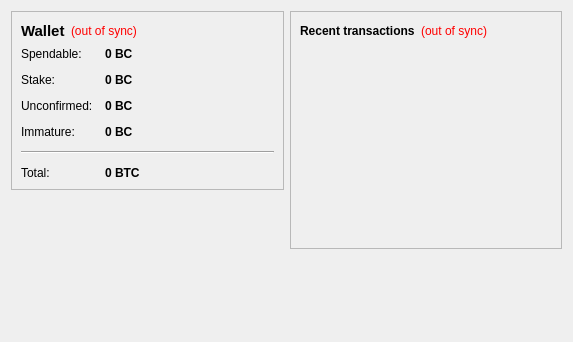
This is src/qt/forms/overviewpage.ui in Tillkoeln/Project-X as Qt 5 draws it before an edit. The edited form follows.
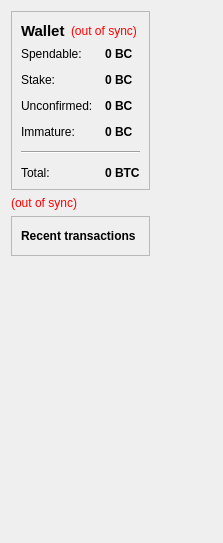
This is the edited form.

Commit message: 0.0.0   Links ausgerichtet

Diff of the .ui file:
```diff
--- a/src/qt/forms/overviewpage.ui
+++ b/src/qt/forms/overviewpage.ui
@@ -6,8 +6,8 @@
    <rect>
     <x>0</x>
     <y>0</y>
-    <width>573</width>
-    <height>342</height>
+    <width>223</width>
+    <height>543</height>
    </rect>
   </property>
   <property name="windowTitle">
@@ -18,6 +18,12 @@
     <layout class="QVBoxLayout" name="verticalLayout_2">
      <item>
       <widget class="QFrame" name="frame">
+       <property name="maximumSize">
+        <size>
+         <width>170</width>
+         <height>16777215</height>
+        </size>
+       </property>
        <property name="frameShape">
         <enum>QFrame::StyledPanel</enum>
        </property>
@@ -237,32 +243,43 @@
        </layout>
       </widget>
      </item>
-     <item>
-      <spacer name="verticalSpacer">
-       <property name="orientation">
-        <enum>Qt::Vertical</enum>
-       </property>
-       <property name="sizeHint" stdset="0">
+     <item alignment="Qt::AlignLeft">
+      <widget class="QLabel" name="labelTransactionsStatus">
+       <property name="maximumSize">
         <size>
-         <width>20</width>
-         <height>40</height>
+         <width>170</width>
+         <height>16777215</height>
         </size>
        </property>
-      </spacer>
+       <property name="toolTip">
+        <string>The displayed information may be out of date. Your wallet automatically synchronizes with the Project-X network after a connection is established, but this process has not completed yet.</string>
+       </property>
+       <property name="styleSheet">
+        <string notr="true">QLabel { color: red; }</string>
+       </property>
+       <property name="text">
+        <string notr="true">(out of sync)</string>
+       </property>
+       <property name="alignment">
+        <set>Qt::AlignRight|Qt::AlignTrailing|Qt::AlignVCenter</set>
+       </property>
+      </widget>
      </item>
-    </layout>
-   </item>
-   <item>
-    <layout class="QVBoxLayout" name="verticalLayout_3">
      <item>
       <widget class="QFrame" name="frame_2">
+       <property name="maximumSize">
+        <size>
+         <width>170</width>
+         <height>16777215</height>
+        </size>
+       </property>
        <property name="frameShape">
         <enum>QFrame::StyledPanel</enum>
        </property>
        <property name="frameShadow">
         <enum>QFrame::Raised</enum>
        </property>
-       <layout class="QVBoxLayout" name="verticalLayout">
+       <layout class="QHBoxLayout" name="horizontalLayout_3">
         <item>
          <layout class="QHBoxLayout" name="horizontalLayout_2">
           <item>
@@ -272,22 +289,6 @@
             </property>
            </widget>
           </item>
-          <item>
-           <widget class="QLabel" name="labelTransactionsStatus">
-            <property name="toolTip">
-             <string>The displayed information may be out of date. Your wallet automatically synchronizes with the Project-X network after a connection is established, but this process has not completed yet.</string>
-            </property>
-            <property name="styleSheet">
-             <string notr="true">QLabel { color: red; }</string>
-            </property>
-            <property name="text">
-             <string notr="true">(out of sync)</string>
-            </property>
-            <property name="alignment">
-             <set>Qt::AlignRight|Qt::AlignTrailing|Qt::AlignVCenter</set>
-            </property>
-           </widget>
-          </item>
           <item>
            <spacer name="horizontalSpacer">
             <property name="orientation">
@@ -303,6 +304,9 @@
           </item>
          </layout>
         </item>
+       </layout>
+      </widget>
+     </item>
         <item>
          <widget class="QListView" name="listTransactions">
           <property name="styleSheet">
@@ -322,9 +326,23 @@
           </property>
          </widget>
         </item>
-       </layout>
-      </widget>
-     </item>
+     <item>
+      <spacer name="verticalSpacer">
+       <property name="orientation">
+        <enum>Qt::Vertical</enum>
+       </property>
+       <property name="sizeHint" stdset="0">
+        <size>
+         <width>20</width>
+         <height>40</height>
+        </size>
+       </property>
+      </spacer>
+     </item>
+    </layout>
+   </item>
+   <item>
+    <layout class="QVBoxLayout" name="verticalLayout_3">
      <item>
       <spacer name="verticalSpacer_2">
        <property name="orientation">
```
Lines whose indentation alone changed are shown as unchanged. The commit also changes 2 other files.
